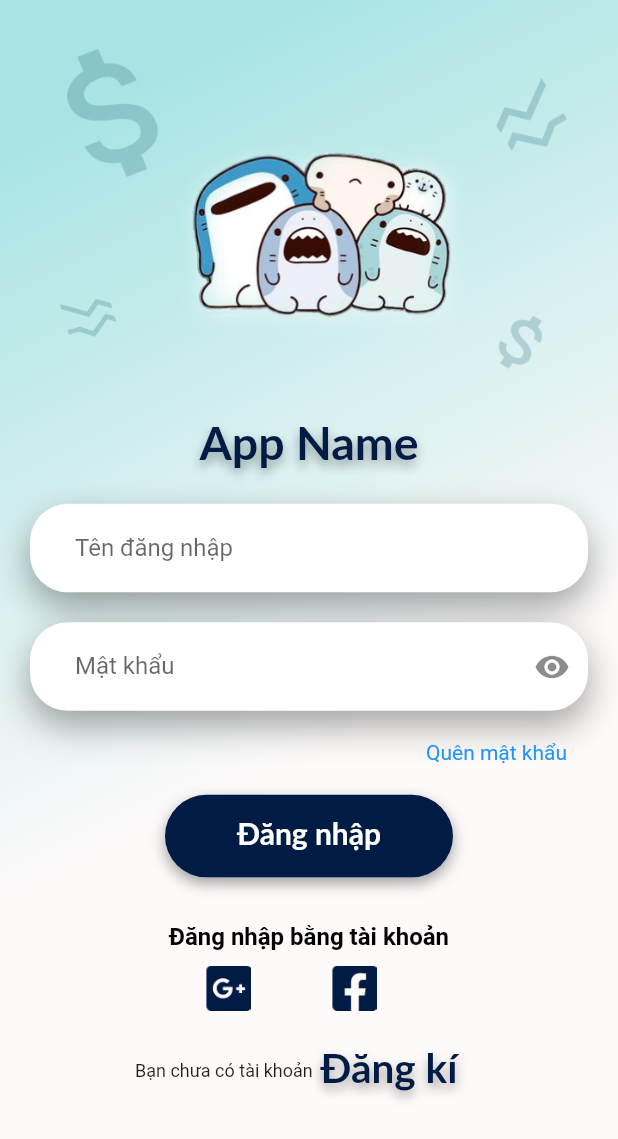
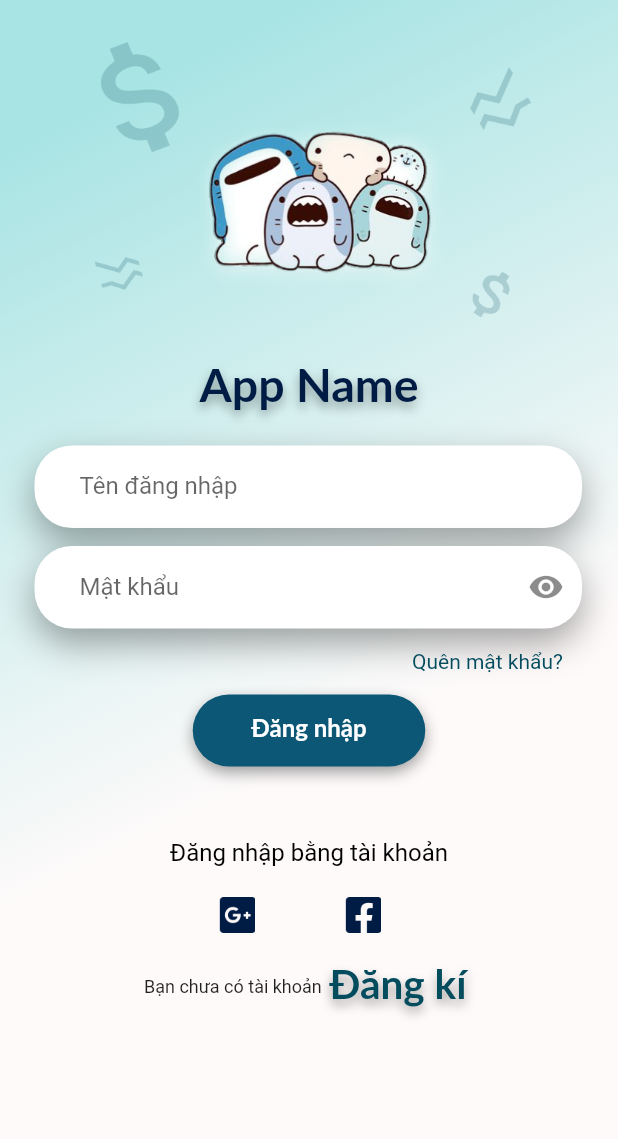
Before and after one commit to K15HKII/BookstoreFlutter, a Flutter app: the screen it shows after launch, on a phone screen of 412 x 824 dp. Shown: the top 1139 px of the screen. Run offline on Flutter 3.47's test engine with Material 2 defaults, Android fonts, the phone set to English and light mode, and no system bars.

Commit message:
Upload project

```diff
--- a/lib/main.dart
+++ b/lib/main.dart
@@ -34,16 +34,17 @@ class _FirstRouteState extends State<FirstRoute> {
                 begin: Alignment.topCenter,
                 colors: [Color(0xffA9E4E4), Color(0xffFFFAFA)])),
         child: Column(
-          crossAxisAlignment: CrossAxisAlignment.start,
           children: <Widget>[
-            SizedBox(
-              height: 0,
+            Container(
+              padding: EdgeInsets.only(left: 17, right: 16.64, top: 10),
+              height: 240,
+              decoration: BoxDecoration(
+                image: DecorationImage(
+                  image: AssetImage('assest/background_image.png'),
+                  fit: BoxFit.fitHeight,
                 ),
-            Padding(
-              padding: EdgeInsets.only(left: 0, top: 0),
-              child: Column(
-                children: <Widget>[
-                  Image.asset('assest/background_image.png'),
+              ),
+            ),
             Text(
               "App Name",
               style: TextStyle(
@@ -57,15 +58,14 @@ class _FirstRouteState extends State<FirstRoute> {
                       color: Color.fromARGB(90, 0, 0, 0),
                     )
                   ]),
-                  )
-                ],
             ),
+            SizedBox(
+              height: 20,
             ),
-            Expanded(
-                child: Padding(
-                    padding: EdgeInsets.only(left: 20, top: 20, right: 20),
-                    child: Column(children: <Widget>[
-                      new Container(
+            Padding(
+              padding: EdgeInsets.only(left: 23, right: 24),
+              child: new Container(
+                height: 55,
                 padding: EdgeInsets.only(left: 30),
                 decoration: BoxDecoration(
                     color: Colors.white,
@@ -76,20 +76,19 @@ class _FirstRouteState extends State<FirstRoute> {
                           blurRadius: 20,
                           offset: Offset(0, 10))
                     ]),
-                          child: Column(
-                            mainAxisAlignment: MainAxisAlignment.spaceEvenly,
-                            children: <Widget>[
-                              new TextField(
+                child: new TextField(
                   decoration: InputDecoration(
-                                    labelText: "Tên đăng nhập",
-                                    border: InputBorder.none),
+                      labelText: "Tên đăng nhập", border: InputBorder.none),
                 ),
-                            ],
-                          )),
+              ),
+            ),
             SizedBox(
-                        height: 20,
+              height: 12,
             ),
-                      new Container(
+            Padding(
+              padding: EdgeInsets.only(left: 23, right: 24),
+              child: new Container(
+                height: 55,
                 padding: EdgeInsets.only(left: 30),
                 decoration: BoxDecoration(
                     color: Colors.white,
@@ -100,10 +99,7 @@ class _FirstRouteState extends State<FirstRoute> {
                           blurRadius: 20,
                           offset: Offset(0, 10))
                     ]),
-                          child: Column(
-                            mainAxisAlignment: MainAxisAlignment.spaceEvenly,
-                            children: <Widget>[
-                              new TextField(
+                child: new TextField(
                   decoration: InputDecoration(
                       labelText: "Mật khẩu",
                       suffixIcon: IconButton(
@@ -121,11 +117,13 @@ class _FirstRouteState extends State<FirstRoute> {
                   enableSuggestions: false,
                   autocorrect: false,
                 ),
-                            ],
-                          )),
-                      Container(
-                        padding: EdgeInsets.only(left: 250, top: 20),
-                        child: SizedBox(
+              ),
+            ),
+            SizedBox(
+              height: 14,
+            ),
+            Padding(
+              padding: EdgeInsets.only(right: 25, left: 263),
               child: InkWell(
                 onTap: () {
                   Navigator.push(
@@ -134,20 +132,21 @@ class _FirstRouteState extends State<FirstRoute> {
                           builder: (context) => const ForgotPass()));
                 },
                 child: Text(
-                            'Quên mật khẩu',
-                            style: TextStyle(color: Colors.blue),
+                  'Quên mật khẩu?',
+                  style: TextStyle(color: Color(0xff024c5e)),
                 ),
-                        )),
+              ),
             ),
             SizedBox(
-                        height: 20,
+              height: 14,
             ),
             Container(
-                        height: 55,
+              height: 48,
+              width: 155,
               margin: EdgeInsets.symmetric(horizontal: 90),
               decoration: BoxDecoration(
                 borderRadius: BorderRadius.circular(50),
-                          color: Color(0xff001C44),
+                color: Color(0xff0C5776),
                 boxShadow: [
                   BoxShadow(
                     color: Colors.grey,
@@ -166,28 +165,31 @@ class _FirstRouteState extends State<FirstRoute> {
                 child: Text(
                   "Đăng nhập",
                   style: TextStyle(
-                                color: Colors.white,
-                                fontSize: 20,
-                                fontFamily: "Lato"),
+                      color: Colors.white, fontSize: 16, fontFamily: "Lato"),
                 ),
               )),
             ),
             SizedBox(
-                        height: 30,
+              height: 48,
             ),
             Text("Đăng nhập bằng tài khoản",
                 style: TextStyle(
                   color: Colors.black,
                   fontSize: 16,
-                              fontWeight: FontWeight.bold)),
+                )),
             SizedBox(
-                        height: 10,
+              height: 20,
             ),
-                      Row(
+            Container(
+              width: 200,
+              child: Center(
+                child: Row(
                   children: <Widget>[
-                          SizedBox(width: 100),
+                    SizedBox(
+                      width: 20,
+                    ),
                     new Container(
-                              height: 30,
+                        height: 24,
                         decoration: BoxDecoration(
                           image: DecorationImage(
                             image: AssetImage('assest/ggicon.png'),
@@ -203,7 +205,7 @@ class _FirstRouteState extends State<FirstRoute> {
                       width: 20,
                     ),
                     new Container(
-                              height: 30,
+                        height: 24,
                         decoration: BoxDecoration(
                           image: DecorationImage(
                             image: AssetImage('assest/fbicon.png'),
@@ -223,15 +225,16 @@ class _FirstRouteState extends State<FirstRoute> {
                         ))
                   ],
                 ),
+              ),
+            ),
             SizedBox(
               height: 20,
             ),
-                      Row(
+            new Container(
+              width: 220,
+              child: Center(
+                child: Row(
                   children: <Widget>[
-                          SizedBox(
-                            width: 70,
-                            height: 40,
-                          ),
                     new Container(
                       child: Text(
                         "Bạn chưa có tài khoản",
@@ -247,13 +250,12 @@ class _FirstRouteState extends State<FirstRoute> {
                           Navigator.push(
                               context,
                               MaterialPageRoute(
-                                        builder: (context) =>
-                                            const Registedpage2()));
+                                  builder: (context) => const Registedpage2()));
                         },
                         child: Text(
                           'Đăng kí',
                           style: TextStyle(
-                                    color: Color(0xff001C44),
+                              color: Color(0xff024C5E),
                               fontSize: 27,
                               fontWeight: FontWeight.bold,
                               fontFamily: "Lato",
@@ -268,8 +270,9 @@ class _FirstRouteState extends State<FirstRoute> {
                       ),
                     )
                   ],
+                ),
+              ),
             )
-                    ])))
           ],
         ),
       ),
--- a/pubspec.yaml
+++ b/pubspec.yaml
@@ -77,6 +77,9 @@ flutter:
     - assest/testbg2.jpg
     - assest/uncheckcircle.png
     - assest/checkcircle.png
+    - assest/filtericon.png
+    - assest/bellicon.png
+    - assest/shoppingcarticon.png
 
 
   fonts:
```
Also changed, not shown: lib/KhoSachMainMenu.dart (added, +133 -0 lines), lib/navigate.dart (+14 -1 lines), assest/bellicon.png (added), assest/filtericon.png (added), assest/shoppingcarticon.png (added). Lines whose indentation alone changed are shown as unchanged.
